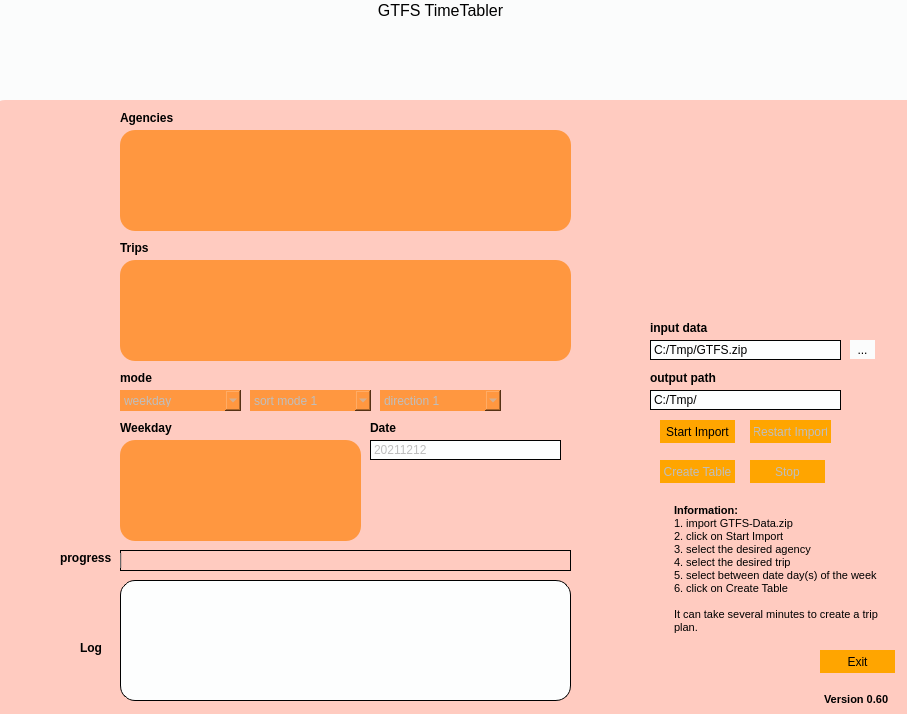
The window that add_files/GTFSQT5Q.ui (Themishau/GTFStoFahrplan) describes before a commit, drawn with Qt 5.
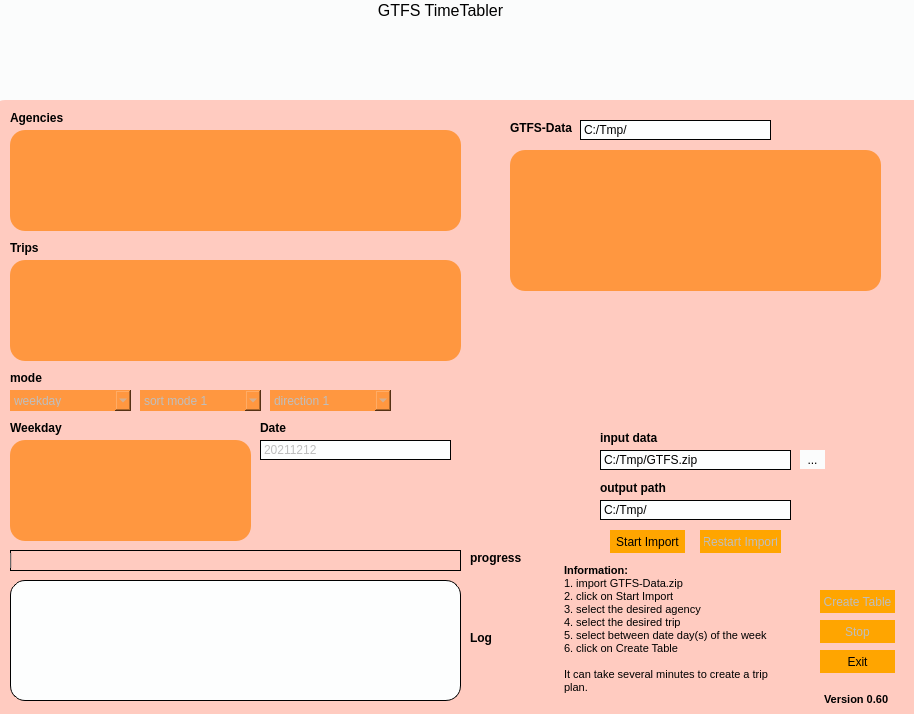
The same window after the commit. Icons and pictures are not drawn.

```diff
--- a/add_files/GTFSQT5Q.ui
+++ b/add_files/GTFSQT5Q.ui
@@ -9,7 +9,7 @@
    <rect>
     <x>0</x>
     <y>0</y>
-    <width>907</width>
+    <width>914</width>
     <height>714</height>
    </rect>
   </property>
@@ -44,8 +44,8 @@
   <widget class="QLineEdit" name="lineOutputPath">
    <property name="geometry">
     <rect>
-     <x>650</x>
-     <y>390</y>
+     <x>600</x>
+     <y>500</y>
      <width>191</width>
      <height>20</height>
     </rect>
@@ -68,8 +68,8 @@
    </property>
    <property name="geometry">
     <rect>
-     <x>660</x>
-     <y>460</y>
+     <x>820</x>
+     <y>590</y>
      <width>75</width>
      <height>23</height>
     </rect>
@@ -92,7 +92,7 @@
    </property>
    <property name="geometry">
     <rect>
-     <x>120</x>
+     <x>10</x>
      <y>550</y>
      <width>451</width>
      <height>21</height>
@@ -128,7 +128,7 @@
   <widget class="QTextBrowser" name="textBrowser">
    <property name="geometry">
     <rect>
-     <x>120</x>
+     <x>10</x>
      <y>580</y>
      <width>451</width>
      <height>121</height>
@@ -161,8 +161,8 @@
    </property>
    <property name="geometry">
     <rect>
-     <x>660</x>
-     <y>420</y>
+     <x>610</x>
+     <y>530</y>
      <width>75</width>
      <height>23</height>
     </rect>
@@ -185,7 +185,7 @@
    </property>
    <property name="geometry">
     <rect>
-     <x>120</x>
+     <x>10</x>
      <y>390</y>
      <width>121</width>
      <height>21</height>
@@ -213,8 +213,8 @@
   <widget class="QLineEdit" name="lineInputPath">
    <property name="geometry">
     <rect>
-     <x>650</x>
-     <y>340</y>
+     <x>600</x>
+     <y>450</y>
      <width>191</width>
      <height>20</height>
     </rect>
@@ -258,8 +258,8 @@
    </property>
    <property name="geometry">
     <rect>
-     <x>750</x>
-     <y>460</y>
+     <x>820</x>
+     <y>620</y>
      <width>75</width>
      <height>23</height>
     </rect>
@@ -279,7 +279,7 @@
   <widget class="QLabel" name="label_5">
    <property name="geometry">
     <rect>
-     <x>120</x>
+     <x>10</x>
      <y>110</y>
      <width>81</width>
      <height>16</height>
@@ -367,7 +367,7 @@
   <widget class="QLabel" name="label_6">
    <property name="geometry">
     <rect>
-     <x>120</x>
+     <x>10</x>
      <y>420</y>
      <width>81</width>
      <height>16</height>
@@ -384,8 +384,8 @@
   <widget class="QLabel" name="label_7">
    <property name="geometry">
     <rect>
-     <x>80</x>
-     <y>640</y>
+     <x>470</x>
+     <y>630</y>
      <width>31</width>
      <height>16</height>
     </rect>
@@ -401,7 +401,7 @@
   <widget class="QLabel" name="label_8">
    <property name="geometry">
     <rect>
-     <x>120</x>
+     <x>10</x>
      <y>240</y>
      <width>81</width>
      <height>16</height>
@@ -418,8 +418,8 @@
   <widget class="QLabel" name="label_10">
    <property name="geometry">
     <rect>
-     <x>650</x>
-     <y>370</y>
+     <x>600</x>
+     <y>480</y>
      <width>81</width>
      <height>16</height>
     </rect>
@@ -435,8 +435,8 @@
   <widget class="QLabel" name="label_11">
    <property name="geometry">
     <rect>
-     <x>650</x>
-     <y>320</y>
+     <x>600</x>
+     <y>430</y>
      <width>81</width>
      <height>16</height>
     </rect>
@@ -452,8 +452,8 @@
   <widget class="QTextBrowser" name="textBrowser_2">
    <property name="geometry">
     <rect>
-     <x>670</x>
-     <y>500</y>
+     <x>560</x>
+     <y>560</y>
      <width>221</width>
      <height>141</height>
     </rect>
@@ -479,7 +479,7 @@
   <widget class="QLabel" name="label_12">
    <property name="geometry">
     <rect>
-     <x>120</x>
+     <x>10</x>
      <y>370</y>
      <width>81</width>
      <height>16</height>
@@ -519,8 +519,8 @@
    </property>
    <property name="geometry">
     <rect>
-     <x>750</x>
-     <y>420</y>
+     <x>700</x>
+     <y>530</y>
      <width>81</width>
      <height>23</height>
     </rect>
@@ -540,7 +540,7 @@
   <widget class="QListWidget" name="listAgencies">
    <property name="geometry">
     <rect>
-     <x>120</x>
+     <x>10</x>
      <y>130</y>
      <width>451</width>
      <height>101</height>
@@ -558,7 +558,7 @@
   <widget class="QListWidget" name="listRoutes">
    <property name="geometry">
     <rect>
-     <x>120</x>
+     <x>10</x>
      <y>260</y>
      <width>451</width>
      <height>101</height>
@@ -579,7 +579,7 @@
    </property>
    <property name="geometry">
     <rect>
-     <x>120</x>
+     <x>10</x>
      <y>440</y>
      <width>241</width>
      <height>101</height>
@@ -606,7 +606,7 @@
    </property>
    <property name="geometry">
     <rect>
-     <x>370</x>
+     <x>260</x>
      <y>440</y>
      <width>191</width>
      <height>20</height>
@@ -627,7 +627,7 @@
   <widget class="QLabel" name="label_13">
    <property name="geometry">
     <rect>
-     <x>370</x>
+     <x>260</x>
      <y>420</y>
      <width>81</width>
      <height>16</height>
@@ -647,7 +647,7 @@
    </property>
    <property name="geometry">
     <rect>
-     <x>250</x>
+     <x>140</x>
      <y>390</y>
      <width>121</width>
      <height>21</height>
@@ -675,7 +675,7 @@
   <widget class="QLabel" name="label_14">
    <property name="geometry">
     <rect>
-     <x>60</x>
+     <x>470</x>
      <y>550</y>
      <width>51</width>
      <height>16</height>
@@ -695,7 +695,7 @@
    </property>
    <property name="geometry">
     <rect>
-     <x>380</x>
+     <x>270</x>
      <y>390</y>
      <width>121</width>
      <height>21</height>
@@ -723,8 +723,8 @@
   <widget class="QToolButton" name="toolButton">
    <property name="geometry">
     <rect>
-     <x>850</x>
-     <y>340</y>
+     <x>800</x>
+     <y>450</y>
      <width>25</width>
      <height>19</height>
     </rect>
@@ -733,6 +733,62 @@
     <string>...</string>
    </property>
   </widget>
+  <widget class="QListWidget" name="listGTFSDATA">
+   <property name="geometry">
+    <rect>
+     <x>510</x>
+     <y>150</y>
+     <width>371</width>
+     <height>141</height>
+    </rect>
+   </property>
+   <property name="styleSheet">
+    <string notr="true">background-color:  #ff9740;
+border-style: outset;
+border-width: 0px;
+border-radius: 15px;
+border-color: black;
+padding: 4px;</string>
+   </property>
+  </widget>
+  <widget class="QLabel" name="label_15">
+   <property name="geometry">
+    <rect>
+     <x>510</x>
+     <y>120</y>
+     <width>81</width>
+     <height>16</height>
+    </rect>
+   </property>
+   <property name="styleSheet">
+    <string notr="true">background-color:  #ffcbc0;
+font: 75 8pt &quot;72&quot;;</string>
+   </property>
+   <property name="text">
+    <string>&lt;html&gt;&lt;head/&gt;&lt;body&gt;&lt;p&gt;&lt;span style=&quot; font-weight:600;&quot;&gt;GTFS-Data&lt;/span&gt;&lt;/p&gt;&lt;/body&gt;&lt;/html&gt;</string>
+   </property>
+  </widget>
+  <widget class="QLineEdit" name="GTFSInputPath">
+   <property name="geometry">
+    <rect>
+     <x>580</x>
+     <y>120</y>
+     <width>191</width>
+     <height>20</height>
+    </rect>
+   </property>
+   <property name="styleSheet">
+    <string notr="true">background-color: #fdfefe;
+border-style: outset;
+border-width: 0.5px;
+border-radius: 15px;
+border-color: black;
+padding: 1px;</string>
+   </property>
+   <property name="text">
+    <string>C:/Tmp/</string>
+   </property>
+  </widget>
   <zorder>label</zorder>
   <zorder>middlelabel</zorder>
   <zorder>lineOutputPath</zorder>
@@ -764,6 +820,9 @@
   <zorder>label_14</zorder>
   <zorder>comboBox_direction</zorder>
   <zorder>toolButton</zorder>
+  <zorder>listGTFSDATA</zorder>
+  <zorder>label_15</zorder>
+  <zorder>GTFSInputPath</zorder>
  </widget>
  <resources/>
  <connections>
```
